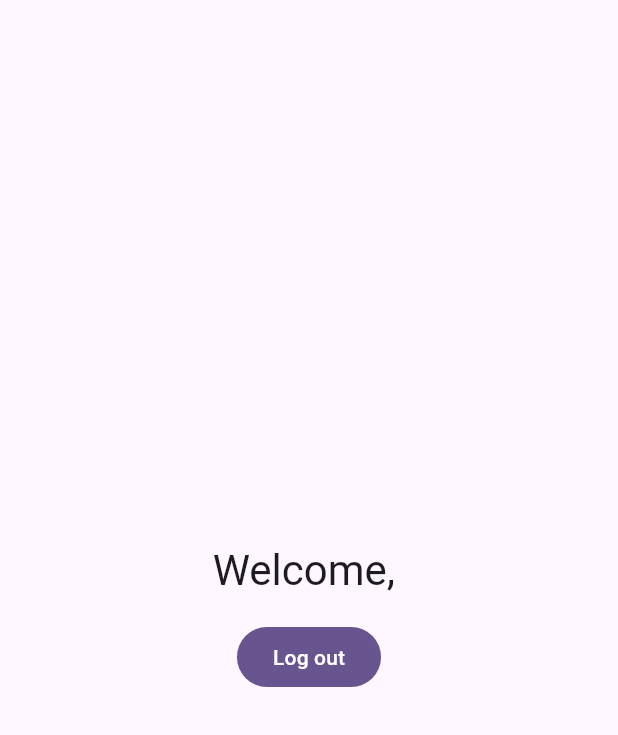
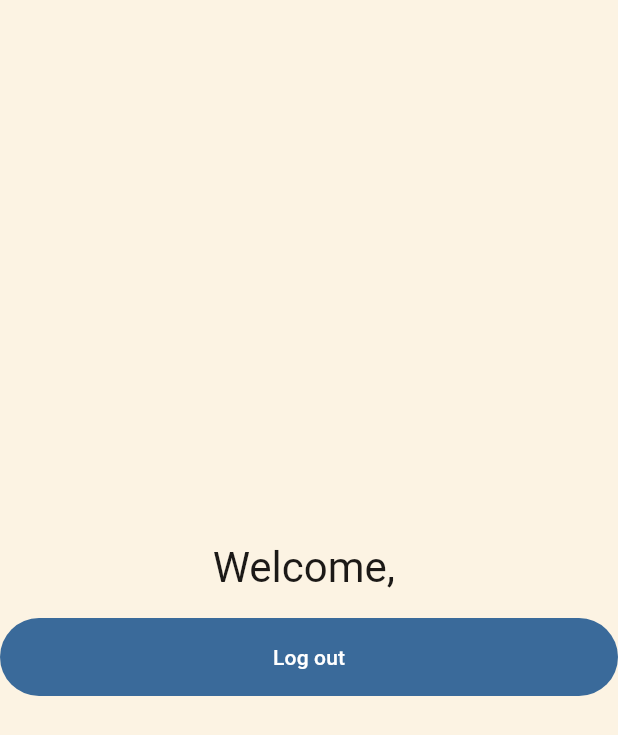
Before and after one commit to thecodeworm/mindbridge, a Flutter app: the screen it shows once a user with an empty profile is signed in, on a phone screen of 412 x 824 dp. Shown: the top 735 px of the screen. Run offline on Flutter 3.47's test engine with Material 3 defaults, Android fonts, the phone set to English and light mode, and no system bars; our stand-ins replace flutter_secure_storage, flutter_svg, supabase_flutter; accounts and stored records are empty; network calls fail.

Commit message:
feat(mobile): add light/dark ThemeData from design tokens, wire themeMode.system

```diff
--- a/apps/mobile/lib/app.dart
+++ b/apps/mobile/lib/app.dart
@@ -1,5 +1,6 @@
 import 'package:flutter/material.dart';
 import 'package:supabase_flutter/supabase_flutter.dart';
+import 'core/theme.dart';
 import 'features/auth/sign_in_screen.dart';
 import 'features/auth/sign_up_screen.dart';
 import 'features/home/home_screen.dart';
@@ -11,8 +12,13 @@ class App extends StatelessWidget {
   Widget build(BuildContext context) {
     return MaterialApp(
       title: 'MindBridge',
-      theme: ThemeData(colorScheme: ColorScheme.fromSeed(seedColor: Colors.deepPurple)),
+      theme: AppTheme.light,
+      darkTheme: AppTheme.dark,
+      themeMode: ThemeMode.system,
       home: const AuthGate(),
+      // Supabase OAuth deep link delivers /?code=... as a Flutter route.
+      // The SDK handles the session exchange; we just need to not crash.
+      onUnknownRoute: (_) => MaterialPageRoute(builder: (_) => const AuthGate()),
     );
   }
 }
--- /dev/null
+++ b/apps/mobile/lib/core/theme.dart
@@ -0,0 +1,180 @@
+import 'package:flutter/material.dart';
+
+/// MindBridge design tokens + light/dark [ThemeData].
+///
+/// Mirrors the color system in CLAUDE.md § Design System. Wired in
+/// `app.dart` via `theme` / `darkTheme` / `themeMode: ThemeMode.system`.
+///
+/// White-text buttons use the *dark* accent variant in light mode and a
+/// dark on-accent text in dark mode (where the accent fills are light),
+/// so filled buttons stay AA-legible in both modes.
+class AppColors {
+  AppColors._();
+
+  // ── Light ────────────────────────────────────────────────
+  static const cream = Color(0xFFFCF3E3);
+  static const surface = Color(0xFFF4EFE6);
+  static const border = Color(0xFFE5DDD0);
+  static const field = Color(0xFFFFFFFF);
+
+  static const blue = Color(0xFF4A80B5);
+  static const blueDark = Color(0xFF3A6A9A);
+  static const blueTint = Color(0xFFEEF4FA);
+
+  static const terra = Color(0xFFC97B52);
+  static const terraDark = Color(0xFFB56840);
+  static const terraTint = Color(0xFFFBF0E9);
+
+  static const ink = Color(0xFF1C1917);
+  static const muted = Color(0xFF78716C);
+  static const faint = Color(0xFFA8A29E);
+
+  static const success = Color(0xFF5B8C6E);
+  static const successTint = Color(0xFFEAF1EB);
+  static const caution = Color(0xFFB98A34);
+  static const cautionTint = Color(0xFFFAF1DE);
+  static const error = Color(0xFFB4534B);
+  static const errorTint = Color(0xFFF9EBEA);
+
+  // ── Dark (warm — users journal at night) ─────────────────
+  static const dCream = Color(0xFF1C1815);
+  static const dSurface = Color(0xFF2A2420);
+  static const dBorder = Color(0xFF3D3530);
+  static const dField = Color(0xFF322B26);
+
+  static const dBlue = Color(0xFF6B9DCE);
+  static const dBlueDark = Color(0xFF8BB5E0);
+  static const dBlueTint = Color(0xFF1A2636);
+
+  static const dTerra = Color(0xFFD89468);
+  static const dTerraDark = Color(0xFFE8A882);
+  static const dTerraTint = Color(0xFF2D1F16);
+
+  static const dInk = Color(0xFFF4EFE6);
+  static const dMuted = Color(0xFFB8AFA6);
+  static const dFaint = Color(0xFF7A6E67);
+
+  static const dSuccess = Color(0xFF7AAF8E);
+  static const dSuccessTint = Color(0xFF1A2920);
+  static const dCaution = Color(0xFFD4A84A);
+  static const dCautionTint = Color(0xFF2A2210);
+  static const dError = Color(0xFFD47068);
+  static const dErrorTint = Color(0xFF2A1815);
+}
+
+class AppTheme {
+  AppTheme._();
+
+  static ThemeData get light => _build(
+    brightness: Brightness.light,
+    scaffold: AppColors.cream,
+    surface: AppColors.surface,
+    field: AppColors.field,
+    border: AppColors.border,
+    accent: AppColors.blueDark,
+    onAccent: Colors.white,
+    ink: AppColors.ink,
+    muted: AppColors.muted,
+    faint: AppColors.faint,
+    error: AppColors.error,
+    errorContainer: AppColors.errorTint,
+    onErrorContainer: AppColors.error,
+  );
+
+  static ThemeData get dark => _build(
+    brightness: Brightness.dark,
+    scaffold: AppColors.dCream,
+    surface: AppColors.dSurface,
+    field: AppColors.dField,
+    border: AppColors.dBorder,
+    accent: AppColors.dBlueDark,
+    onAccent: AppColors.dCream,
+    ink: AppColors.dInk,
+    muted: AppColors.dMuted,
+    faint: AppColors.dFaint,
+    error: AppColors.dError,
+    errorContainer: AppColors.dErrorTint,
+    onErrorContainer: AppColors.dError,
+  );
+
+  static ThemeData _build({
+    required Brightness brightness,
+    required Color scaffold,
+    required Color surface,
+    required Color field,
+    required Color border,
+    required Color accent,
+    required Color onAccent,
+    required Color ink,
+    required Color muted,
+    required Color faint,
+    required Color error,
+    required Color errorContainer,
+    required Color onErrorContainer,
+  }) {
+    final colorScheme = ColorScheme(
+      brightness: brightness,
+      primary: accent,
+      onPrimary: onAccent,
+      secondary: accent,
+      onSecondary: onAccent,
+      surface: surface,
+      onSurface: ink,
+      onSurfaceVariant: muted,
+      error: error,
+      onError: onAccent,
+      errorContainer: errorContainer,
+      onErrorContainer: onErrorContainer,
+      outline: border,
+    );
+
+    OutlineInputBorder inputBorder(Color color, [double width = 1]) =>
+        OutlineInputBorder(
+          borderRadius: BorderRadius.circular(28),
+          borderSide: BorderSide(color: color, width: width),
+        );
+
+    return ThemeData(
+      useMaterial3: true,
+      brightness: brightness,
+      colorScheme: colorScheme,
+      scaffoldBackgroundColor: scaffold,
+      textTheme: Typography.material2021(platform: TargetPlatform.iOS)
+          .black
+          .apply(bodyColor: ink, displayColor: ink),
+      inputDecorationTheme: InputDecorationTheme(
+        filled: true,
+        fillColor: field,
+        hintStyle: TextStyle(color: faint),
+        labelStyle: TextStyle(color: muted),
+        helperStyle: TextStyle(color: faint, fontSize: 12),
+        contentPadding: const EdgeInsets.symmetric(horizontal: 20, vertical: 14),
+        enabledBorder: inputBorder(border),
+        border: inputBorder(border),
+        focusedBorder: inputBorder(accent, 2),
+        errorBorder: inputBorder(error),
+        focusedErrorBorder: inputBorder(error, 2),
+        errorStyle: TextStyle(color: error),
+      ),
+      filledButtonTheme: FilledButtonThemeData(
+        style: FilledButton.styleFrom(
+          backgroundColor: accent,
+          foregroundColor: onAccent,
+          minimumSize: const Size.fromHeight(52),
+          shape: const StadiumBorder(),
+        ),
+      ),
+      outlinedButtonTheme: OutlinedButtonThemeData(
+        style: OutlinedButton.styleFrom(
+          foregroundColor: ink,
+          side: BorderSide(color: border),
+          minimumSize: const Size.fromHeight(52),
+          shape: const StadiumBorder(),
+        ),
+      ),
+      textButtonTheme: TextButtonThemeData(
+        style: TextButton.styleFrom(foregroundColor: accent),
+      ),
+    );
+  }
+}
```
